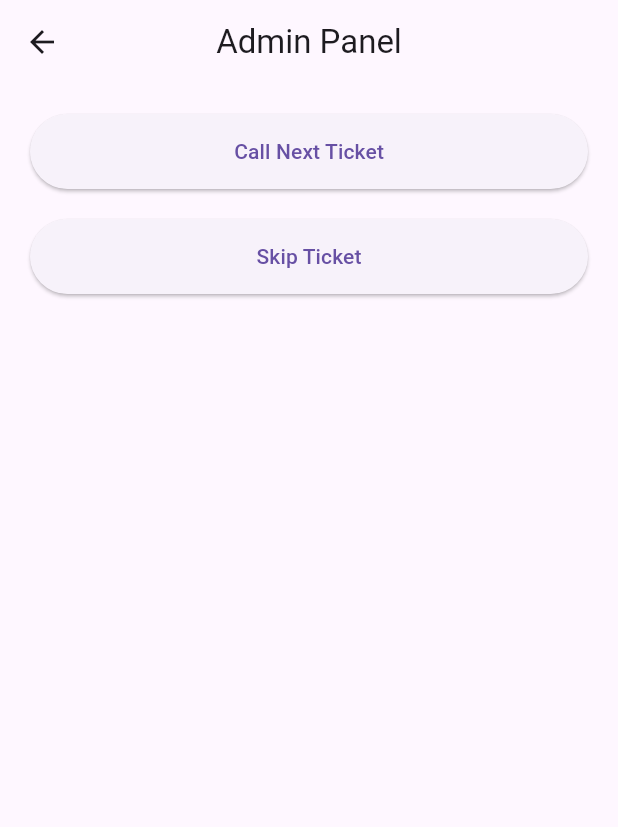
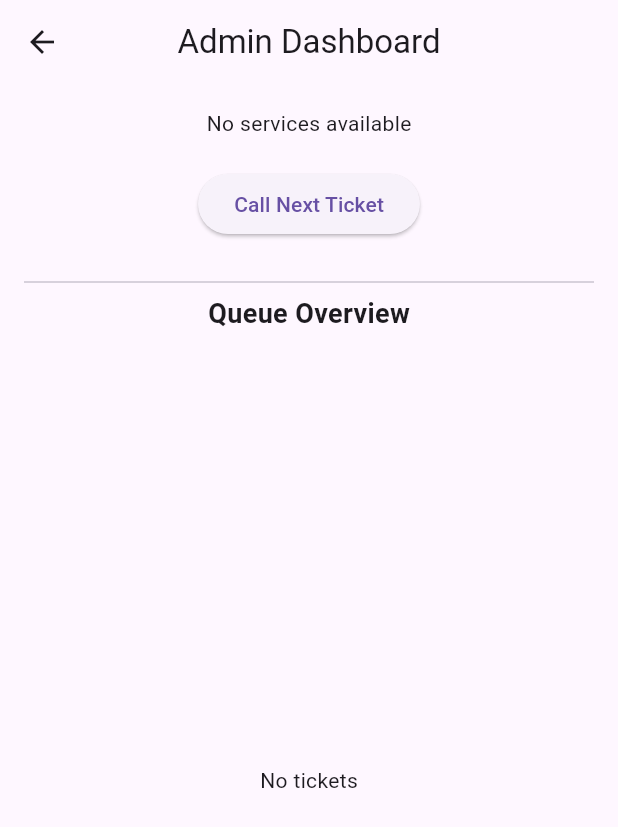
Before and after one commit to TesheBizu/smart_queue_app, a Flutter app: the AdminScreen screen opened directly, on a phone screen of 412 x 824 dp. Shown: the top 827 px of the screen. Run offline on Flutter 3.47's test engine with Material 3 defaults, Android fonts, the phone set to English and light mode, and no system bars; our stand-ins replace cloud_firestore, firebase_core, flutter_riverpod; accounts and stored records are empty.

Commit message:
Initial design projects

```diff
--- a/flut_app/lib/screens/admin_screen.dart
+++ b/flut_app/lib/screens/admin_screen.dart
@@ -1,44 +1,156 @@
 import 'package:flutter/material.dart';
-import '../core/services/firebase_service.dart';
+import 'package:cloud_firestore/cloud_firestore.dart';
+import '../core/services/ticket_service.dart';
 
-class AdminScreen extends StatelessWidget {
+class AdminScreen extends StatefulWidget {
   const AdminScreen({super.key});
+
+  @override
+  State<AdminScreen> createState() => _AdminScreenState();
+}
+
+class _AdminScreenState extends State<AdminScreen> {
+  String? selectedServiceId;
 
   @override
   Widget build(BuildContext context) {
     return Scaffold(
       appBar: AppBar(
-        title: const Text("Admin Panel"),
+        title: const Text("Admin Dashboard"),
         centerTitle: true,
       ),
       body: Padding(
-        padding: const EdgeInsets.all(20),
+        padding: const EdgeInsets.all(16),
         child: Column(
           children: [
+            // 🔥 SERVICE SELECTOR (DYNAMIC)
+            StreamBuilder<QuerySnapshot>(
+              stream: FirebaseFirestore.instance
+                  .collection('services')
+                  .where('isActive', isEqualTo: true)
+                  .snapshots(),
+              builder: (context, snapshot) {
+                if (snapshot.hasError) {
+                  return Text("Error: ${snapshot.error}");
+                }
+
+                if (!snapshot.hasData) {
+                  return const CircularProgressIndicator();
+                }
+
+                final services = snapshot.data!.docs;
+
+                if (services.isEmpty) {
+                  return const Text("No services available");
+                }
+
+                selectedServiceId ??= services.first.id;
+
+                return DropdownButton<String>(
+                  value: selectedServiceId,
+                  isExpanded: true,
+                  items: services.map((doc) {
+                    return DropdownMenuItem(
+                      value: doc.id,
+                      child: Text(doc['name']),
+                    );
+                  }).toList(),
+                  onChanged: (value) {
+                    setState(() {
+                      selectedServiceId = value!;
+                    });
+                  },
+                );
+              },
+            ),
+
+            const SizedBox(height: 20),
+
+            // 🔥 CALL NEXT BUTTON
             ElevatedButton(
-              style: ElevatedButton.styleFrom(
-                minimumSize: const Size(double.infinity, 50),
-              ),
               onPressed: () async {
-                await FirebaseService.callNext("D3pDxoX27kJErjrRU3jB");
+                if (selectedServiceId == null) return;
+
+                await TicketService.callNext(selectedServiceId!);
               },
               child: const Text("Call Next Ticket"),
             ),
 
             const SizedBox(height: 20),
 
-            ElevatedButton(
-              style: ElevatedButton.styleFrom(
-                minimumSize: const Size(double.infinity, 50),
+            const Divider(),
+
+            const Text(
+              "Queue Overview",
+              style: TextStyle(fontSize: 18, fontWeight: FontWeight.bold),
+            ),
+
+            const SizedBox(height: 10),
+
+            // 🔥 LIVE QUEUE VIEW
+            Expanded(
+              child: StreamBuilder<QuerySnapshot>(
+                stream: FirebaseFirestore.instance
+                    .collection('tickets')
+                    .where('serviceId', isEqualTo: selectedServiceId)
+                    .snapshots(),
+                builder: (context, snapshot) {
+                  if (snapshot.hasError) {
+                    return Center(child: Text("Error: ${snapshot.error}"));
+                  }
+
+                  if (!snapshot.hasData) {
+                    return const Center(child: CircularProgressIndicator());
+                  }
+
+                  final tickets = snapshot.data!.docs;
+
+                  if (tickets.isEmpty) {
+                    return const Center(child: Text("No tickets"));
+                  }
+
+                  // 🔥 Sort tickets by number
+                  tickets.sort((a, b) =>
+                      (a['number'] as int).compareTo(b['number'] as int));
+
+                  return ListView.builder(
+                    itemCount: tickets.length,
+                    itemBuilder: (context, index) {
+                      final t = tickets[index];
+
+                      return Card(
+                        child: ListTile(
+                          title: Text("Ticket #${t['number']}"),
+                          subtitle: Text("Status: ${t['status']}"),
+                          trailing: _buildStatusIcon(t['status']),
+                        ),
+                      );
+                    },
+                  );
+                },
               ),
-              onPressed: () async {
-                await FirebaseService.callNext("D3pDxoX27kJErjrRU3jB");
-              },
-              child: const Text("Skip Ticket"),
             ),
           ],
         ),
       ),
     );
   }
+
+  // 🔥 STATUS ICON HELPER
+  Widget _buildStatusIcon(String status) {
+    switch (status) {
+      case 'waiting':
+        return const Icon(Icons.access_time, color: Colors.orange);
+      case 'called':
+        return const Icon(Icons.notifications, color: Colors.blue);
+      case 'in_service':
+        return const Icon(Icons.person, color: Colors.green);
+      case 'done':
+        return const Icon(Icons.check_circle, color: Colors.grey);
+      case 'skipped':
+        return const Icon(Icons.skip_next, color: Colors.red);
+      default:
+        return const Icon(Icons.help);
+    }
+  }
 }
```
Also changed, not shown: flut_app/lib/core/services/firebase_service.dart (deleted, +0 -28 lines), flut_app/lib/core/services/ticket_service.dart (added, +151 -0 lines), flut_app/lib/models/service.dart (added, +16 -0 lines), flut_app/lib/screens/home_screen.dart (+12 -0 lines), flut_app/lib/screens/provider_screen.dart (+43 -42 lines), flut_app/lib/screens/user_screen.dart (added, +185 -0 lines).
